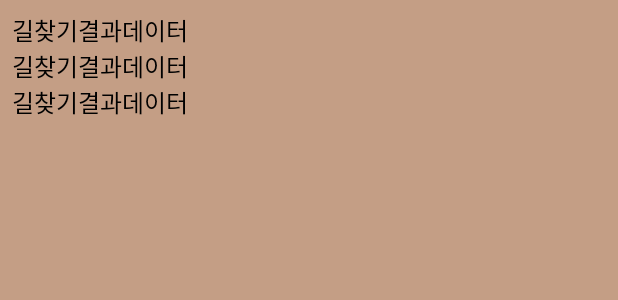
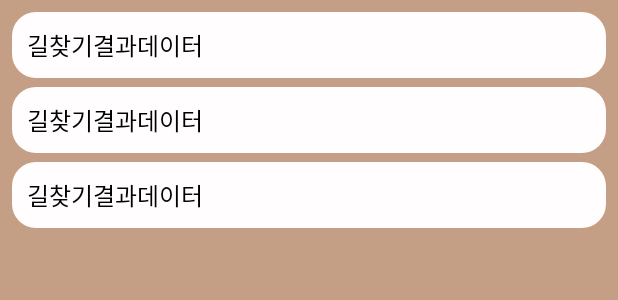
Before and after one commit to Jarvas-2021/open-sw-dev, an Android app: the layout activity_result.xml on its own in the app's theme, with its tools: preview values and no code run, on a phone screen of 412 x 824 dp. Shown: the top 300 px of the screen. Run offline under Robolectric (Android 15) with nearby library versions, the phone set to English and light mode, and no system bars.

Commit message:
style: result view 관련 수정

```diff
--- a/AndroidStudio/app/src/main/java/com/jarvas/mappyapp/activities/ServerThreadMock.java
+++ b/AndroidStudio/app/src/main/java/com/jarvas/mappyapp/activities/ServerThreadMock.java
@@ -33,6 +33,7 @@ public class ServerThreadMock extends Thread {
         System.out.println("지금 content: " + content);
         mResultItems.add(new ResultItem(content));
 
+        content = "";
         content += "시간 : " + "1시간 50분" + "\n";
         content += "경로 : " + "경로는 좌짜짜짜짜자자자자자잦쿠카쿠카쿠켘켘어쩌구저쩌구" + "\n";
         content += "요금 : " + "1350원" + "\n";
--- /dev/null
+++ b/AndroidStudio/app/src/main/res/drawable/result_text_background.xml
@@ -0,0 +1,7 @@
+<?xml version="1.0" encoding="utf-8"?>
+<shape xmlns:android="http://schemas.android.com/apk/res/android"
+    android:shape="rectangle">
+
+    <solid android:color="@color/whity"/>
+    <corners android:radius="16dp"/>
+</shape>
--- a/AndroidStudio/app/src/main/res/layout/item_result.xml
+++ b/AndroidStudio/app/src/main/res/layout/item_result.xml
@@ -10,6 +10,14 @@
         android:layout_height="wrap_content"
         android:text="길찾기결과데이터"
         android:textColor="#000"
-        android:textSize="16sp" />
+        android:textSize="16sp"
+        android:paddingVertical="10dp"
+        android:paddingHorizontal="10dp"
+        android:background="@drawable/result_text_background"
+        />
+
+    <View
+        android:layout_width="6dp"
+        android:layout_height="6dp"/>
 
 </LinearLayout>
--- a/AndroidStudio/app/src/main/res/values/colors.xml
+++ b/AndroidStudio/app/src/main/res/values/colors.xml
@@ -10,4 +10,5 @@
     <color name="teal_700">#FF018786</color>
     <color name="black">#FF000000</color>
     <color name="white">#FFFFFFFF</color>
+    <color name="whity">#FFFDFD</color>
 </resources>
```
